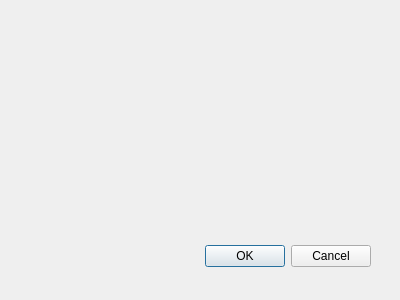
Before: the Qt Designer form traing_gui/add_user.ui in degieusz/face_recogniction, drawn with Qt 5.
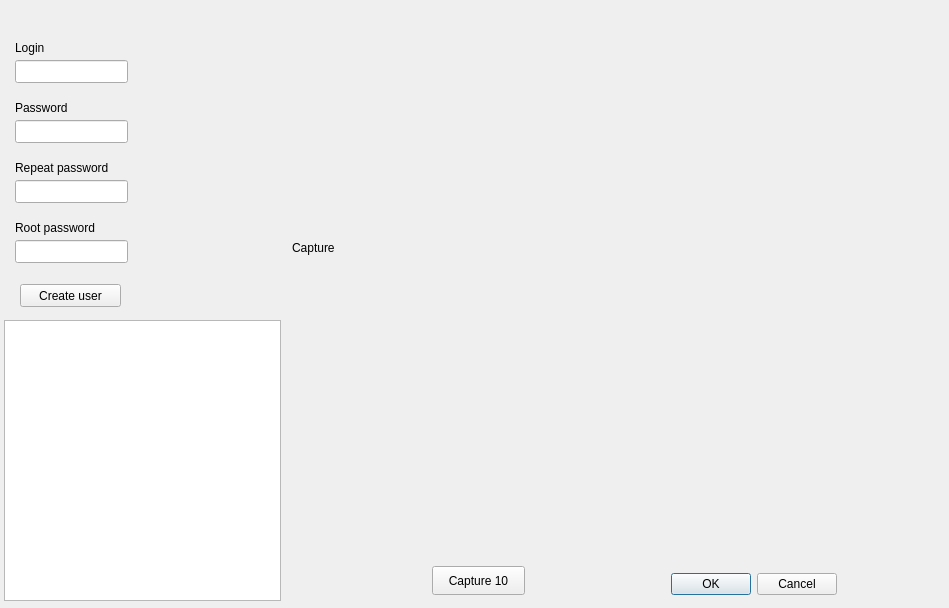
After: the same form once the commit is applied.

Commit message: add and remove user in gui implemented without face recognition

```diff
--- a/traing_gui/add_user.ui
+++ b/traing_gui/add_user.ui
@@ -8,8 +8,8 @@
    <rect>
     <x>0</x>
     <y>0</y>
-    <width>400</width>
-    <height>300</height>
+    <width>949</width>
+    <height>608</height>
    </rect>
   </property>
   <property name="windowTitle">
@@ -18,8 +18,8 @@
   <widget class="QDialogButtonBox" name="buttonBox">
    <property name="geometry">
     <rect>
-     <x>30</x>
-     <y>240</y>
+     <x>496</x>
+     <y>568</y>
      <width>341</width>
      <height>32</height>
     </rect>
@@ -31,6 +31,147 @@
     <set>QDialogButtonBox::Cancel|QDialogButtonBox::Ok</set>
    </property>
   </widget>
+  <widget class="QLabel" name="label">
+   <property name="geometry">
+    <rect>
+     <x>15</x>
+     <y>40</y>
+     <width>57</width>
+     <height>15</height>
+    </rect>
+   </property>
+   <property name="text">
+    <string>Login</string>
+   </property>
+  </widget>
+  <widget class="QLabel" name="label_2">
+   <property name="geometry">
+    <rect>
+     <x>15</x>
+     <y>100</y>
+     <width>57</width>
+     <height>15</height>
+    </rect>
+   </property>
+   <property name="text">
+    <string>Password</string>
+   </property>
+  </widget>
+  <widget class="QLabel" name="label_3">
+   <property name="geometry">
+    <rect>
+     <x>15</x>
+     <y>160</y>
+     <width>113</width>
+     <height>16</height>
+    </rect>
+   </property>
+   <property name="text">
+    <string>Repeat password</string>
+   </property>
+  </widget>
+  <widget class="QLineEdit" name="login">
+   <property name="geometry">
+    <rect>
+     <x>15</x>
+     <y>60</y>
+     <width>113</width>
+     <height>23</height>
+    </rect>
+   </property>
+  </widget>
+  <widget class="QLineEdit" name="password">
+   <property name="geometry">
+    <rect>
+     <x>15</x>
+     <y>120</y>
+     <width>113</width>
+     <height>23</height>
+    </rect>
+   </property>
+  </widget>
+  <widget class="QLineEdit" name="root_password">
+   <property name="geometry">
+    <rect>
+     <x>15</x>
+     <y>240</y>
+     <width>113</width>
+     <height>23</height>
+    </rect>
+   </property>
+  </widget>
+  <widget class="QLineEdit" name="repeated_password">
+   <property name="geometry">
+    <rect>
+     <x>15</x>
+     <y>180</y>
+     <width>113</width>
+     <height>23</height>
+    </rect>
+   </property>
+  </widget>
+  <widget class="QLabel" name="label_4">
+   <property name="geometry">
+    <rect>
+     <x>15</x>
+     <y>220</y>
+     <width>109</width>
+     <height>16</height>
+    </rect>
+   </property>
+   <property name="text">
+    <string>Root password</string>
+   </property>
+  </widget>
+  <widget class="QLabel" name="captured_image">
+   <property name="geometry">
+    <rect>
+     <x>292</x>
+     <y>8</y>
+     <width>640</width>
+     <height>480</height>
+    </rect>
+   </property>
+   <property name="text">
+    <string>Capture</string>
+   </property>
+  </widget>
+  <widget class="QPushButton" name="capture_img_button">
+   <property name="geometry">
+    <rect>
+     <x>432</x>
+     <y>566</y>
+     <width>93</width>
+     <height>29</height>
+    </rect>
+   </property>
+   <property name="text">
+    <string>Capture 10</string>
+   </property>
+  </widget>
+  <widget class="QPushButton" name="create_text_user">
+   <property name="geometry">
+    <rect>
+     <x>20</x>
+     <y>284</y>
+     <width>101</width>
+     <height>23</height>
+    </rect>
+   </property>
+   <property name="text">
+    <string>Create user</string>
+   </property>
+  </widget>
+  <widget class="QPlainTextEdit" name="debug_prints">
+   <property name="geometry">
+    <rect>
+     <x>4</x>
+     <y>320</y>
+     <width>277</width>
+     <height>281</height>
+    </rect>
+   </property>
+  </widget>
  </widget>
  <pixmapfunction/>
  <resources/>
```
Left out of the diff: 7 changed lines with no effect on the pictures. The commit also changes 9 other files.
